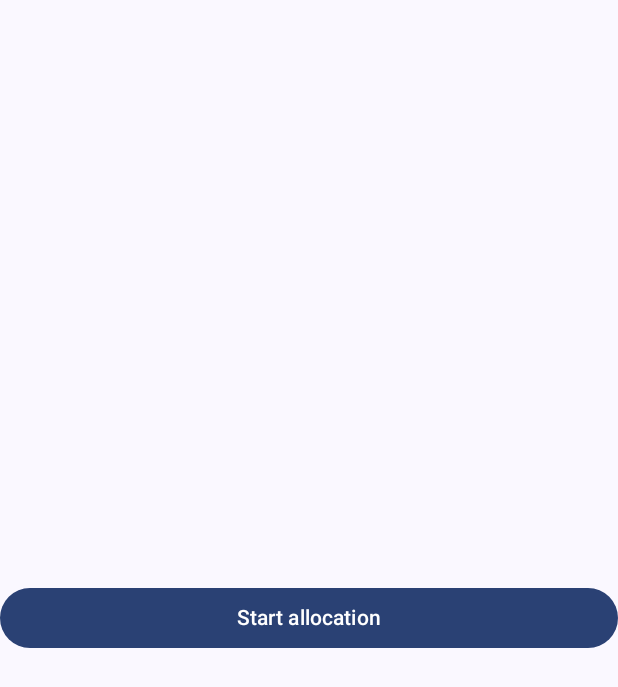
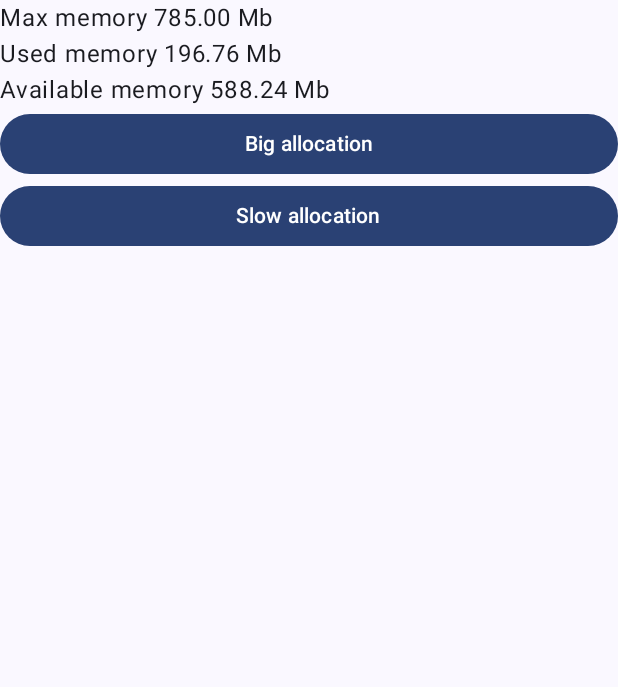
Before and after one commit to VysotskiVadim/android-oom, an Android app built with Jetpack Compose: the screen it shows after launch (MainActivity), on a phone screen of 412 x 824 dp. Shown: the top 687 px of the screen. Run offline under Robolectric (Android 15) with nearby library versions, the phone set to English and light mode, and no system bars.

Commit message:
implemented two types of allocations

```diff
--- a/app/src/main/java/dev/vadzimv/oom/example/MainActivity.kt
+++ b/app/src/main/java/dev/vadzimv/oom/example/MainActivity.kt
@@ -3,54 +3,91 @@ package dev.vadzimv.oom.example
 import android.os.Bundle
 import androidx.activity.ComponentActivity
 import androidx.activity.compose.setContent
+import androidx.compose.foundation.layout.Column
+import androidx.compose.foundation.layout.Row
 import androidx.compose.foundation.layout.fillMaxSize
-import androidx.compose.foundation.layout.wrapContentHeight
+import androidx.compose.foundation.layout.fillMaxWidth
 import androidx.compose.material3.Button
 import androidx.compose.material3.MaterialTheme
 import androidx.compose.material3.Surface
 import androidx.compose.material3.Text
-import androidx.compose.runtime.Composable
 import androidx.compose.ui.Modifier
-import androidx.compose.ui.tooling.preview.Preview
+import androidx.lifecycle.compose.collectAsStateWithLifecycle
 import androidx.lifecycle.lifecycleScope
+import dev.vadzimv.oom.example.memory.gigabytesInBytes
+import dev.vadzimv.oom.example.memory.trackMemoryUsage
 import dev.vadzimv.oom.example.ui.theme.OOMExampleTheme
-import kotlinx.coroutines.GlobalScope
+import kotlinx.coroutines.Dispatchers
 import kotlinx.coroutines.delay
 import kotlinx.coroutines.launch
 import kotlinx.coroutines.yield
+import kotlin.time.DurationUnit
+import kotlin.time.toDuration
 
 class MainActivity : ComponentActivity() {
 
     private val strings = mutableListOf<String>()
     private val arrays = mutableListOf<IntArray>()
+    private var bigArray: ByteArray? = null
 
     override fun onCreate(savedInstanceState: Bundle?) {
         super.onCreate(savedInstanceState)
         setContent {
             OOMExampleTheme {
-                Surface(modifier = Modifier.fillMaxSize(), color = MaterialTheme.colorScheme.background) {
-                    Button(
-                        modifier = Modifier.wrapContentHeight(),
-                        onClick = {
-                            lifecycleScope.launch {
-                                launch {
-                                    while (true) {
-                                        strings.add("hello")
-                                        yield()
-                                    }
-                                }
-                                launch {
-                                    while (true) {
-                                        arrays.add(intArrayOf(1, 2, 3, 4, 5, 6, 7, 8))
-                                        yield()
-                                    }
-                                }
-                            }
-                    }) {
-                        Text(text = "Start allocation")
+                Surface(
+                    modifier = Modifier.fillMaxSize(),
+                    color = MaterialTheme.colorScheme.background
+                ) {
+                    val memoryUsage = trackMemoryUsage()
+                        .collectAsStateWithLifecycle(null)
+                        .value
+                    Column {
+                        Text(text = "Max memory ${memoryUsage?.maxMemory?.formatMb()}")
+                        Text(text = "Used memory ${memoryUsage?.usedMemory?.formatMb()}")
+                        Text(text = "Available memory ${memoryUsage?.availableMemory?.formatMb()}")
+                        Button(
+                            modifier = Modifier.fillMaxWidth(),
+                            onClick = {
+                                bigAllocation()
+
+                            }) {
+                            Text(text = "Big allocation")
+                        }
+                        Button(
+                            modifier = Modifier.fillMaxWidth(),
+                            onClick = {
+                                slowlyFillUpMemory()
+                            }) {
+                            Text(text = "Slow allocation")
+                        }
                     }
                 }
             }
         }
     }
+
+    private fun bigAllocation() {
+        bigArray = ByteArray(1.gigabytesInBytes())
+    }
+
+    private fun slowlyFillUpMemory() {
+        lifecycleScope.launch {
+            launch(Dispatchers.Default) {
+                while (true) {
+                    strings.add("hello")
+                    slowDownAllocation()
+                }
+            }
+            launch(Dispatchers.Default) {
+                while (true) {
+                    arrays.add(intArrayOf(1, 2, 3, 4, 5, 6, 7, 8))
+                    slowDownAllocation()
+                }
+            }
+        }
+    }
+
+    private suspend fun slowDownAllocation() {
+        yield()
+    }
 }
--- /dev/null
+++ b/app/src/main/java/dev/vadzimv/oom/example/memory/MemoryUnits.kt
@@ -0,0 +1,22 @@
+package dev.vadzimv.oom.example.memory
+
+fun Int.gigabytesInBytes() = this * 1024 * 1024 * 1024
+
+@JvmInline
+value class Bytes(
+    private val value: Long
+) {
+    init {
+        assert(value >= 0) {
+            "Bytes size can't be negative"
+        }
+    }
+
+    operator fun minus(other: Bytes): Bytes {
+        return Bytes(this.value - other.value)
+    }
+
+    fun formatMb() = String.format("%.2f Mb", value.toDouble() / (1024 * 1024))
+}
+
+fun Long.bytes() = Bytes(this)
--- /dev/null
+++ b/app/src/main/java/dev/vadzimv/oom/example/memory/TrackJavaMemoryUsage.kt
@@ -0,0 +1,35 @@
+package dev.vadzimv.oom.example.memory
+
+import kotlinx.coroutines.delay
+import kotlinx.coroutines.flow.flow
+import kotlin.time.Duration
+import kotlin.time.DurationUnit
+import kotlin.time.toDuration
+
+fun trackMemoryUsage(
+    interval: Duration = 100.toDuration(DurationUnit.MILLISECONDS)
+) = flow<HeapUsage> {
+    while (true) {
+        val runtime = Runtime.getRuntime()
+        val maxMemory = runtime.maxMemory().bytes()
+        val freeMemory = runtime.freeMemory().bytes()
+        val totalMemory = runtime.totalMemory().bytes()
+        val usedMemory = totalMemory - freeMemory
+        val availableMemory = maxMemory - usedMemory
+        emit(
+            HeapUsage(
+                maxMemory = maxMemory,
+                usedMemory = usedMemory,
+                availableMemory = availableMemory
+            )
+        )
+        delay(interval)
+    }
+}
+
+
+data class HeapUsage(
+    val maxMemory: Bytes,
+    val usedMemory: Bytes,
+    val availableMemory: Bytes
+)
```
Also changed, not shown: app/build.gradle.kts (+4 -3 lines).
